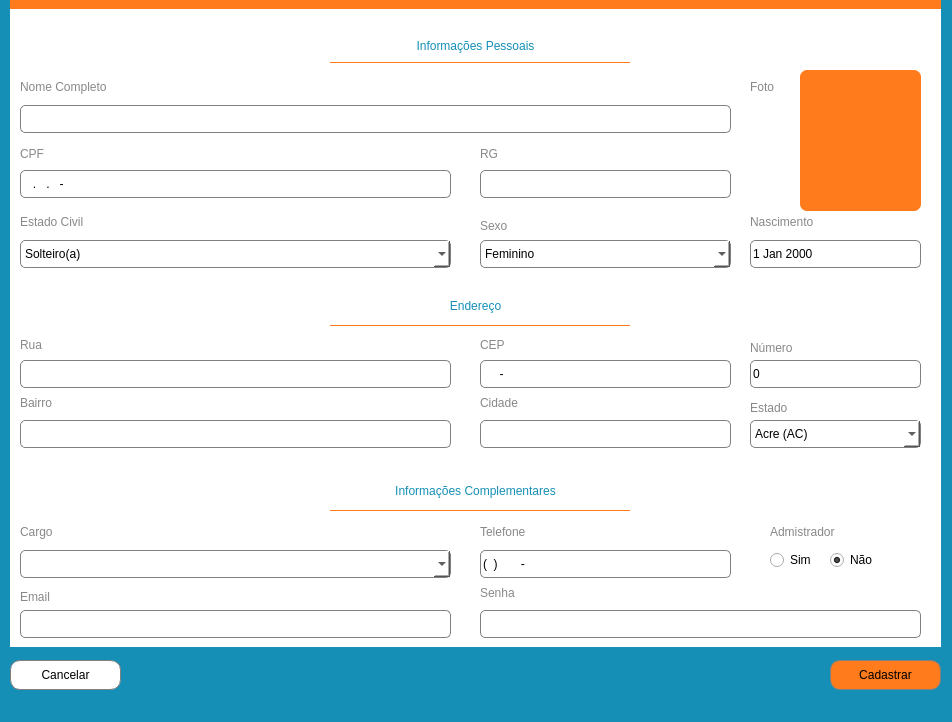
Above: pyschool/interface/cadastroServidor.ui from IanLuan/PySchool before the change. Below: the same form after it.
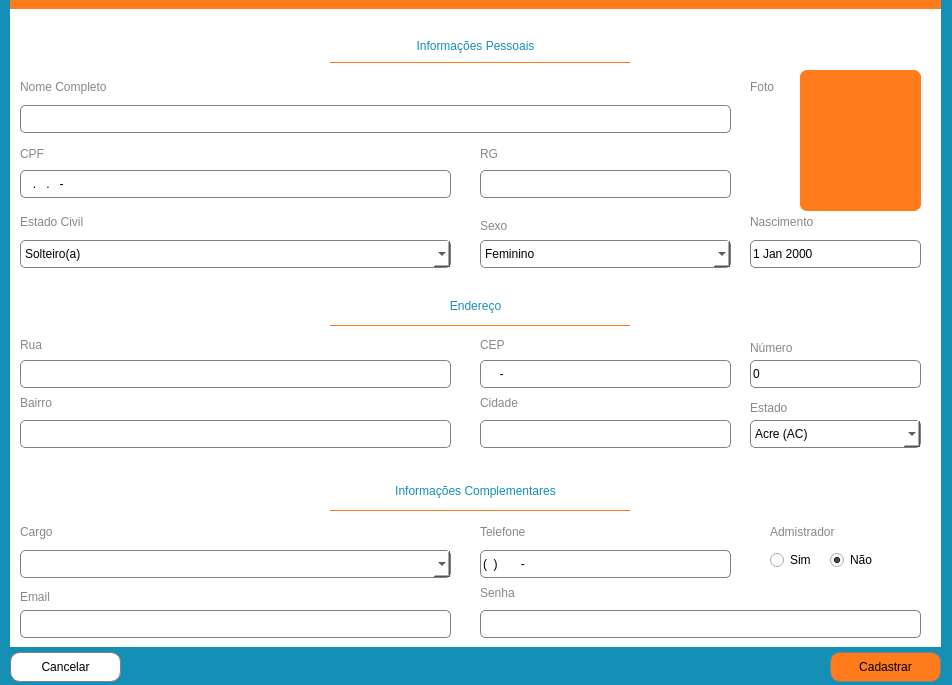
That is the form after the change. Icons and pictures are not drawn.

What changed in the file:
```diff
--- a/pyschool/interface/cadastroServidor.ui
+++ b/pyschool/interface/cadastroServidor.ui
@@ -7,7 +7,7 @@
     <x>0</x>
     <y>0</y>
     <width>952</width>
-    <height>722</height>
+    <height>685</height>
    </rect>
   </property>
   <property name="sizePolicy">
@@ -51,7 +51,7 @@
     <property name="geometry">
      <rect>
       <x>830</x>
-      <y>660</y>
+      <y>652</y>
       <width>111</width>
       <height>30</height>
      </rect>
@@ -84,7 +84,7 @@
     <property name="geometry">
      <rect>
       <x>10</x>
-      <y>660</y>
+      <y>652</y>
       <width>111</width>
       <height>30</height>
      </rect>
@@ -1201,11 +1201,6 @@
    <zorder>btnCadastrar</zorder>
    <zorder>btnCancelar</zorder>
   </widget>
-  <widget class="QStatusBar" name="statusbar">
-   <property name="styleSheet">
-    <string notr="true">backgroundcolor: #000000</string>
-   </property>
-  </widget>
  </widget>
  <resources/>
  <connections/>
```
